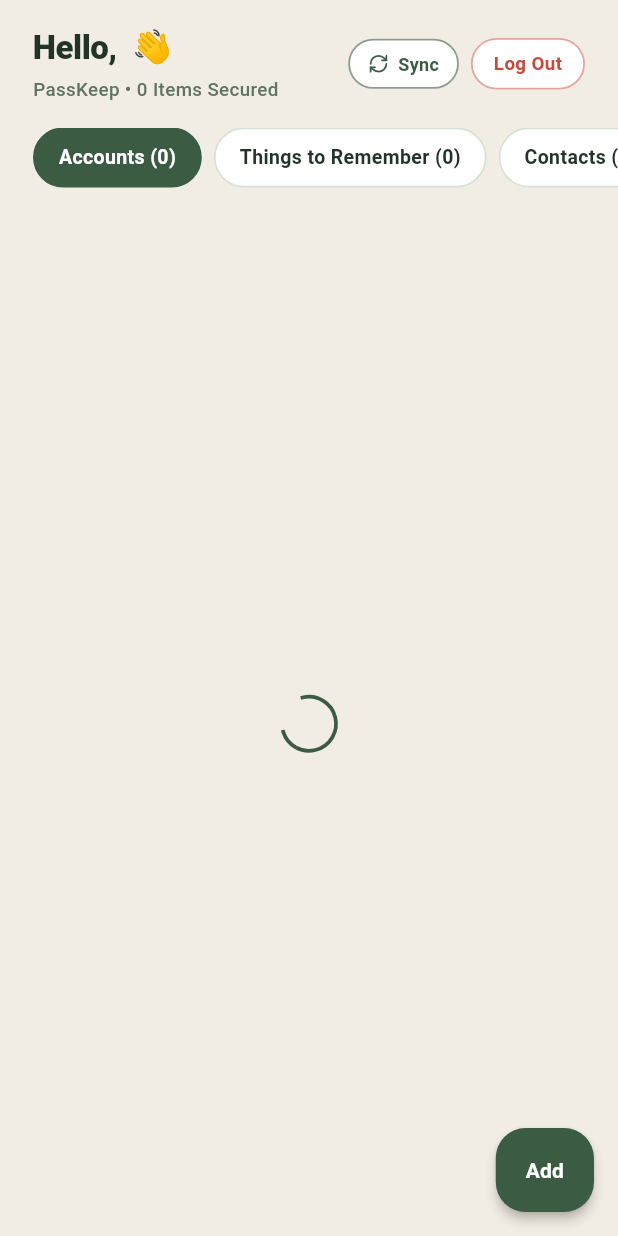
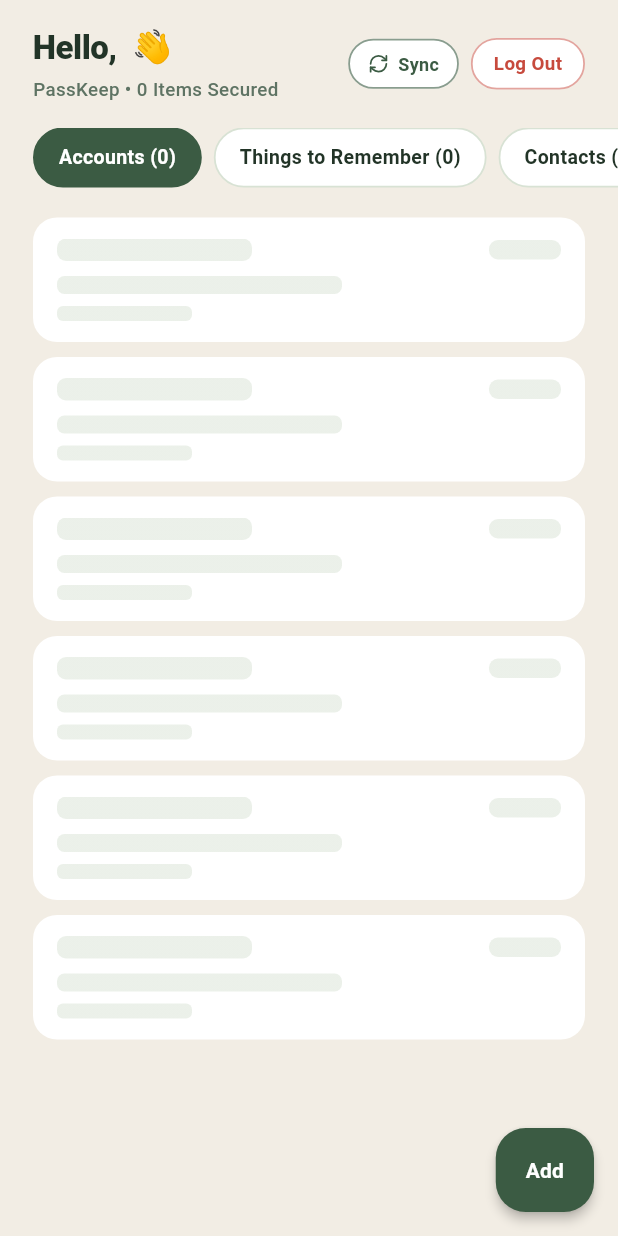
Before and after one commit to jhonemilmnilo/ThingsToRemember, a Flutter app: the HomeScreen screen opened directly with empty values, on a phone screen of 412 x 824 dp. Run offline on Flutter 3.47's test engine with Material 3 defaults, Android fonts, the phone set to English and light mode, and no system bars; drawn by our look-alikes of shimmer; our stand-ins replace flutter_secure_storage, google_sign_in, local_auth, lucide_icons_flutter, sqflite; missing offline and left inert: mobile_scanner; accounts and stored records are empty.

Commit message:
i add many bugs

```diff
--- a/lib/home_screen.dart
+++ b/lib/home_screen.dart
@@ -19,6 +19,7 @@ import 'modals/master_password_modal.dart';
 import 'services/biometric_service.dart';
 import 'services/local_vault_db.dart';
 import 'services/vault_sync_coordinator.dart';
+import 'views/components/vault_skeleton_loading.dart';
 
 class HomeScreen extends StatefulWidget {
   final String userName;
@@ -501,13 +502,8 @@ class _HomeScreenState extends State<HomeScreen> with WidgetsBindingObserver {
             Expanded(
               child: _isVaultLocked
                   ? _buildLockedPrivacyShield()
-                  : _isLoading
-                      ? const Center(
-                          child: CircularProgressIndicator(
-                            strokeWidth: 2.5,
-                            valueColor: AlwaysStoppedAnimation<Color>(AppColors.primaryMatcha),
-                          ),
-                        )
+                  : (_isLoading || _isSyncing)
+                      ? const VaultSkeletonLoading()
                       : RefreshIndicator(
                           onRefresh: () => _triggerOneClickSync(isBackground: false),
                           color: AppColors.primaryMatcha,
--- /dev/null
+++ b/lib/views/components/vault_skeleton_loading.dart
@@ -0,0 +1,93 @@
+import 'package:flutter/material.dart';
+import 'package:shimmer/shimmer.dart';
+import '../../theme.dart';
+
+class VaultSkeletonLoading extends StatelessWidget {
+  final int itemCount;
+
+  const VaultSkeletonLoading({
+    super.key,
+    this.itemCount = 6,
+  });
+
+  @override
+  Widget build(BuildContext context) {
+    return ListView.builder(
+      physics: const NeverScrollableScrollPhysics(),
+      padding: const EdgeInsets.symmetric(horizontal: 22, vertical: 4),
+      itemCount: itemCount,
+      itemBuilder: (_, _) => const _SkeletonCard(),
+    );
+  }
+}
+
+class _SkeletonCard extends StatelessWidget {
+  const _SkeletonCard();
+
+  @override
+  Widget build(BuildContext context) {
+    final baseColor = AppColors.borderMuted.withValues(alpha: 0.5);
+    final highlightColor = Colors.white.withValues(alpha: 0.7);
+
+    return Container(
+      margin: const EdgeInsets.only(bottom: 10),
+      padding: const EdgeInsets.symmetric(horizontal: 16, vertical: 14),
+      decoration: BoxDecoration(
+        color: AppColors.cardSurface,
+        borderRadius: BorderRadius.circular(16),
+      ),
+      child: Shimmer.fromColors(
+        baseColor: baseColor,
+        highlightColor: highlightColor,
+        child: Column(
+          crossAxisAlignment: CrossAxisAlignment.start,
+          children: [
+            Row(
+              mainAxisAlignment: MainAxisAlignment.spaceBetween,
+              children: [
+                // Title placeholder
+                Container(
+                  width: 130,
+                  height: 15,
+                  decoration: BoxDecoration(
+                    color: Colors.white,
+                    borderRadius: BorderRadius.circular(6),
+                  ),
+                ),
+                // Small badge / action placeholder
+                Container(
+                  width: 48,
+                  height: 13,
+                  decoration: BoxDecoration(
+                    color: Colors.white,
+                    borderRadius: BorderRadius.circular(6),
+                  ),
+                ),
+              ],
+            ),
+            const SizedBox(height: 10),
+            // Subtitle placeholder
+            Container(
+              width: 190,
+              height: 12,
+              decoration: BoxDecoration(
+                color: Colors.white,
+                borderRadius: BorderRadius.circular(5),
+              ),
+            ),
+            const SizedBox(height: 8),
+            // Extra info / tag placeholder
+            Container(
+              width: 90,
+              height: 10,
+              decoration: BoxDecoration(
+                color: Colors.white,
+                borderRadius: BorderRadius.circular(4),
+              ),
+            ),
+          ],
+        ),
+      ),
+    );
+  }
+}
--- a/pubspec.yaml
+++ b/pubspec.yaml
@@ -43,6 +43,7 @@ dependencies:
   sqflite: ^2.4.5
   path: ^1.9.1
   uuid: ^4.6.0
+  shimmer: ^3.0.0
 
 dev_dependencies:
   flutter_test:
```
Also changed, not shown: pubspec.lock.
